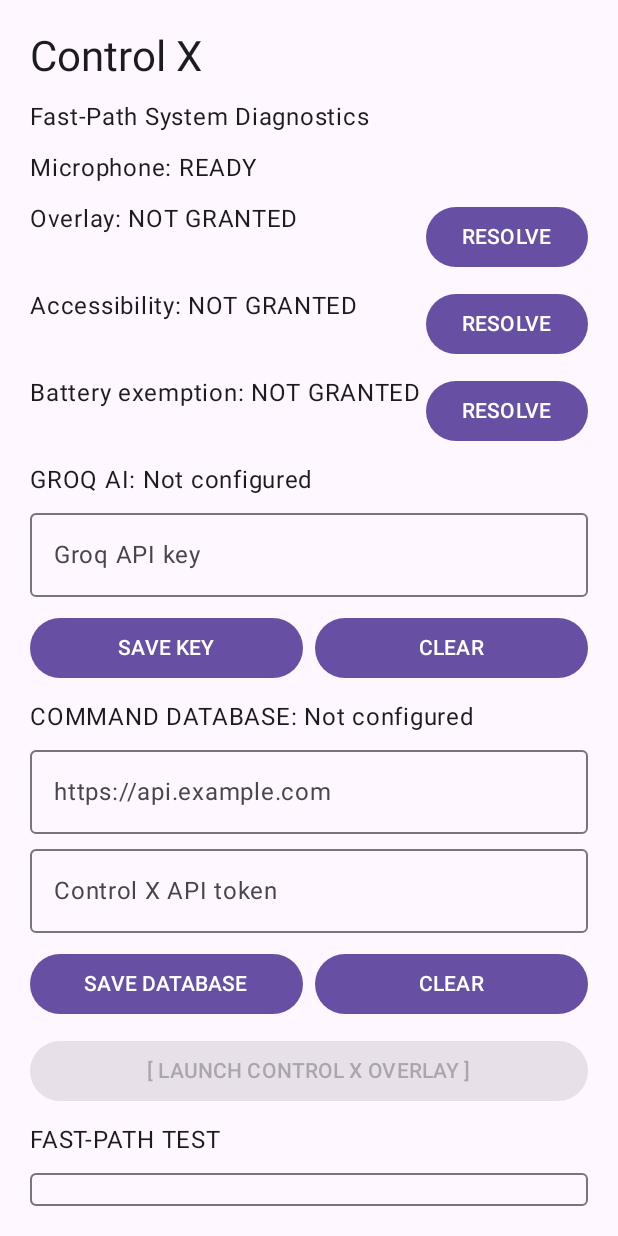
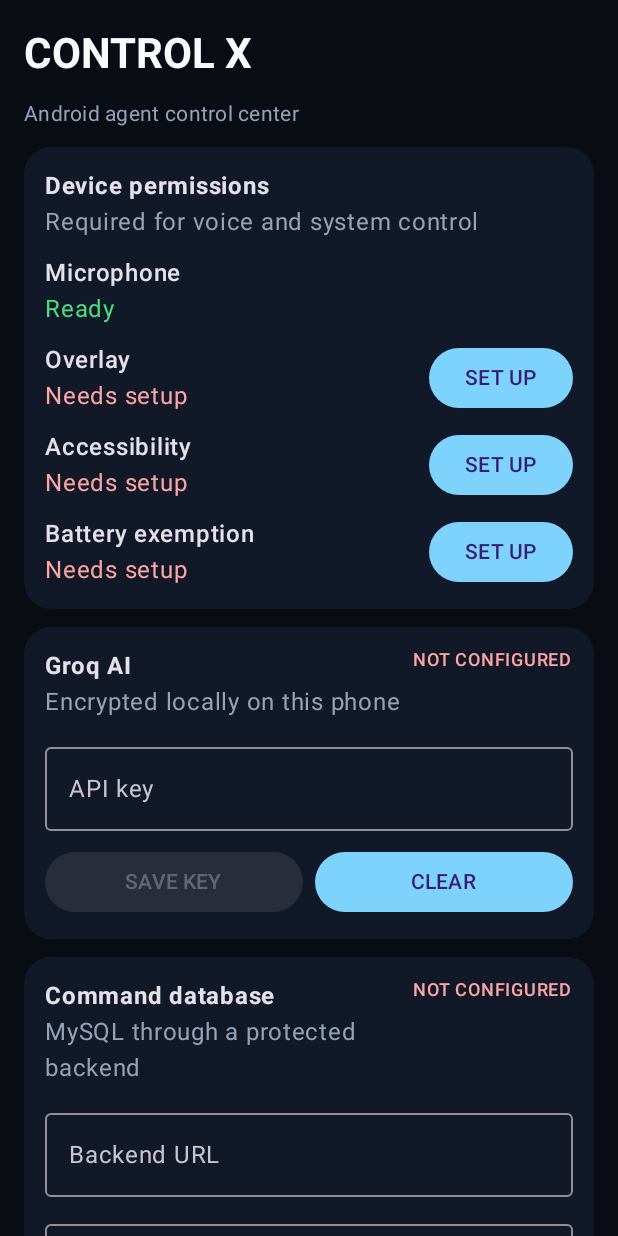
Before and after one commit to vivekoffical08-jpg/Control-X, an Android app built with Jetpack Compose: the screen it shows after launch (MainActivity), on a phone screen of 412 x 824 dp. Run offline under Robolectric (Android 15) with nearby library versions, the phone set to English and light mode, and no system bars; pictures from the network do not load; 9 statements that could not run were skipped.

Commit message:
Polish Control X dashboard UI

```diff
--- a/app/src/main/java/com/controlx/MainActivity.kt
+++ b/app/src/main/java/com/controlx/MainActivity.kt
@@ -21,6 +21,11 @@ import androidx.compose.foundation.layout.padding
 import androidx.compose.foundation.layout.heightIn
 import androidx.compose.foundation.rememberScrollState
 import androidx.compose.foundation.verticalScroll
+import androidx.compose.foundation.background
+import androidx.compose.foundation.shape.RoundedCornerShape
+import androidx.compose.material3.Card
+import androidx.compose.material3.CardDefaults
+import androidx.compose.material3.darkColorScheme
 import androidx.compose.material3.Button
 import androidx.compose.material3.MaterialTheme
 import androidx.compose.material3.OutlinedTextField
@@ -36,6 +41,8 @@ import androidx.compose.ui.Modifier
 import androidx.compose.ui.platform.LocalContext
 import androidx.compose.ui.graphics.Color
 import androidx.compose.ui.text.input.PasswordVisualTransformation
+import androidx.compose.ui.text.font.FontWeight
+import androidx.compose.ui.Alignment
 import androidx.compose.ui.unit.dp
 import com.controlx.accessibility.ControlAccessibilityService
 import com.controlx.domain.FastPathResult
@@ -76,7 +83,15 @@ class MainActivity : ComponentActivity() {
         super.onCreate(savedInstanceState)
         try {
             setContent {
-                MaterialTheme {
+                MaterialTheme(
+                    colorScheme = darkColorScheme(
+                        primary = Color(0xFF7DD3FC),
+                        secondary = Color(0xFFA78BFA),
+                        background = Color(0xFF090C12),
+                        surface = Color(0xFF111827),
+                        error = Color(0xFFF87171),
+                    ),
+                ) {
                     Surface(modifier = Modifier.fillMaxSize()) {
                         PermissionDashboard(
                             permissions = permissions,
@@ -214,58 +229,58 @@ private fun PermissionDashboard(
         }
     }.toTypedArray()
 
+    val enabledForOverlay =
+        permissions.microphoneGranted && permissions.overlayGranted
+
     Column(
         modifier = Modifier
             .fillMaxSize()
-            .padding(20.dp),
-        verticalArrangement = Arrangement.spacedBy(10.dp),
+            .background(Color(0xFF090C12))
+            .verticalScroll(rememberScrollState())
+            .padding(horizontal = 16.dp, vertical = 18.dp),
+        verticalArrangement = Arrangement.spacedBy(12.dp),
     ) {
-        Text("Control X", style = MaterialTheme.typography.headlineMedium)
-        Text("Fast-Path System Diagnostics")
+        Text(
+            text = "CONTROL X",
+            style = MaterialTheme.typography.headlineMedium,
+            fontWeight = FontWeight.Bold,
+            color = Color(0xFFF8FAFC),
+        )
+        Text(
+            text = "Android agent control center",
+            style = MaterialTheme.typography.bodyMedium,
+            color = Color(0xFF94A3B8),
+        )
+
         if (!startupCrash.isNullOrBlank()) {
-            Surface(
-                color = Color(0xFF8E1B1B),
-                modifier = Modifier
-                    .fillMaxWidth()
-                    .heightIn(max = 220.dp)
-                    .padding(0.dp),
+            Card(
+                modifier = Modifier.fillMaxWidth(),
+                colors = CardDefaults.cardColors(containerColor = Color(0xFF7F1D1D)),
+                shape = RoundedCornerShape(16.dp),
             ) {
                 Column(
                     modifier = Modifier
                         .heightIn(max = 220.dp)
                         .verticalScroll(rememberScrollState())
-                        .padding(12.dp),
+                        .padding(14.dp),
+                    verticalArrangement = Arrangement.spacedBy(8.dp),
                 ) {
-                    Text(
-                        text = "CRASH RECOVERY",
-                        color = Color.White,
-                        style = MaterialTheme.typography.titleMedium,
-                    )
-                    Text(
-                        text = startupCrash,
-                        color = Color.White,
-                        style = MaterialTheme.typography.bodySmall,
-                    )
+                    Text("CRASH RECOVERY", fontWeight = FontWeight.Bold, color = Color.White)
+                    Text(startupCrash, color = Color(0xFFFEE2E2))
                     Row(horizontalArrangement = Arrangement.spacedBy(8.dp)) {
-                        Button(
-                            onClick = {
-                                val clipboard =
+                        Button(onClick = {
                             context.getSystemService(ClipboardManager::class.java)
-                                clipboard?.setPrimaryClip(
+                                ?.setPrimaryClip(
                                     ClipData.newPlainText("Control X crash log", startupCrash),
                                 )
-                            },
-                        ) {
-                            Text("COPY CRASH LOG")
-                        }
-                        Button(onClick = onClearCrash) {
-                            Text("CLEAR")
-                        }
+                        }) { Text("COPY LOG") }
+                        Button(onClick = onClearCrash) { Text("CLEAR") }
                     }
                 }
             }
         }
 
+        ControlCard(title = "Device permissions", subtitle = "Required for voice and system control") {
             PermissionRow("Microphone", permissions.microphoneGranted) {
                 permissionLauncher.launch(arrayOf(Manifest.permission.RECORD_AUDIO))
             }
@@ -289,61 +304,62 @@ private fun PermissionDashboard(
                         .addFlags(Intent.FLAG_ACTIVITY_NEW_TASK),
                 )
             }
+        }
 
-        Text("GROQ AI: $groqStatus")
+        ControlCard(
+            title = "Groq AI",
+            subtitle = "Encrypted locally on this phone",
+            status = groqStatus,
+        ) {
             OutlinedTextField(
                 modifier = Modifier.fillMaxWidth(),
                 value = groqKey,
                 onValueChange = { groqKey = it },
                 singleLine = true,
                 visualTransformation = PasswordVisualTransformation(),
-            placeholder = { Text("Groq API key") },
+                label = { Text("API key") },
+                placeholder = { Text("Paste Groq API key") },
             )
-        Row(
-            modifier = Modifier.fillMaxWidth(),
-            horizontalArrangement = Arrangement.spacedBy(8.dp),
-        ) {
+            Row(horizontalArrangement = Arrangement.spacedBy(8.dp)) {
+                Button(
+                    modifier = Modifier.weight(1f),
+                    enabled = groqKey.isNotBlank(),
+                    onClick = {
+                        scope.launch(Dispatchers.IO) {
+                            val saved = onSaveGroqKey(groqKey)
+                            withContext(Dispatchers.Main) {
+                                groqStatus = if (saved) "Configured" else "Save failed"
+                            }
+                        }
+                    },
+                ) { Text("SAVE KEY") }
                 Button(
                     modifier = Modifier.weight(1f),
                     onClick = {
                         scope.launch(Dispatchers.IO) {
-                        val saved = onSaveGroqKey(groqKey)
+                            if (onClearGroqKey()) {
                                 withContext(Dispatchers.Main) {
-                            groqStatus = if (saved && groqKey.isNotBlank()) {
-                                "Configured"
-                            } else {
-                                "Save failed"
-                            }
-                        }
-                    }
-                },
-            ) {
-                Text("SAVE KEY")
-            }
-            Button(
-                modifier = Modifier.weight(1f),
-                onClick = {
-                    scope.launch(Dispatchers.IO) {
-                        val cleared = onClearGroqKey()
-                        withContext(Dispatchers.Main) {
-                            if (cleared) {
                                     groqKey = ""
                                     groqStatus = "Not configured"
                                 }
                             }
                         }
                     },
-            ) {
-                Text("CLEAR")
+                ) { Text("CLEAR") }
             }
         }
 
-        Text("COMMAND DATABASE: $apiStatus")
+        ControlCard(
+            title = "Command database",
+            subtitle = "MySQL through a protected backend",
+            status = apiStatus,
+        ) {
             OutlinedTextField(
                 modifier = Modifier.fillMaxWidth(),
                 value = apiBaseUrl,
                 onValueChange = { apiBaseUrl = it },
                 singleLine = true,
+                label = { Text("Backend URL") },
                 placeholder = { Text("https://api.example.com") },
             )
             OutlinedTextField(
@@ -352,12 +368,10 @@ private fun PermissionDashboard(
                 onValueChange = { apiToken = it },
                 singleLine = true,
                 visualTransformation = PasswordVisualTransformation(),
-            placeholder = { Text("Control X API token") },
+                label = { Text("API token") },
+                placeholder = { Text("Paste backend token") },
             )
-        Row(
-            modifier = Modifier.fillMaxWidth(),
-            horizontalArrangement = Arrangement.spacedBy(8.dp),
-        ) {
+            Row(horizontalArrangement = Arrangement.spacedBy(8.dp)) {
                 Button(
                     modifier = Modifier.weight(1f),
                     onClick = {
@@ -368,16 +382,13 @@ private fun PermissionDashboard(
                             }
                         }
                     },
-            ) {
-                Text("SAVE DATABASE")
-            }
+                ) { Text("SAVE DATABASE") }
                 Button(
                     modifier = Modifier.weight(1f),
                     onClick = {
                         scope.launch(Dispatchers.IO) {
-                        val cleared = onClearApiConfiguration()
+                            if (onClearApiConfiguration()) {
                                 withContext(Dispatchers.Main) {
-                            if (cleared) {
                                     apiBaseUrl = ""
                                     apiToken = ""
                                     apiStatus = "Not configured"
@@ -385,64 +396,55 @@ private fun PermissionDashboard(
                             }
                         }
                     },
-            ) {
-                Text("CLEAR")
+                ) { Text("CLEAR") }
             }
         }
 
         Button(
-            modifier = Modifier.fillMaxWidth(),
-            enabled = permissions.microphoneGranted && permissions.overlayGranted,
+            modifier = Modifier
+                .fillMaxWidth()
+                .padding(vertical = 4.dp),
+            enabled = enabledForOverlay,
             onClick = onLaunchOverlay,
         ) {
-            Text("[ LAUNCH CONTROL X OVERLAY ]")
+            Text("LAUNCH CONTROL X")
         }
 
-        Text("FAST-PATH TEST")
+        ControlCard(title = "Fast-Path test", subtitle = "Try a command without voice") {
             OutlinedTextField(
                 modifier = Modifier.fillMaxWidth(),
                 value = diagnosticCommand,
                 onValueChange = { diagnosticCommand = it },
                 singleLine = true,
+                label = { Text("Command") },
                 placeholder = { Text("turn on flashlight") },
             )
-        Row(
-            modifier = Modifier.fillMaxWidth(),
-            horizontalArrangement = Arrangement.spacedBy(8.dp),
-        ) {
+            Row(horizontalArrangement = Arrangement.spacedBy(8.dp)) {
                 Button(
                     modifier = Modifier.weight(1f),
                     onClick = {
                         val command = diagnosticCommand
                         scope.launch(Dispatchers.Default) {
-                        val result = com.controlx.router.FastPathRouter(context)
-                            .route(command)
+                            val result = com.controlx.router.FastPathRouter(context).route(command)
                             val message = when (result) {
                                 is FastPathResult.Executed ->
-                                "✓ ${result.message} (${result.latencyMs} ms)"
+                                    "Executed: ${result.message} (${result.latencyMs} ms)"
                                 FastPathResult.Unhandled ->
                                     "No Fast-Path match."
                                 is FastPathResult.Error ->
-                                "✕ ${result.reason}"
+                                    "Error: ${result.reason}"
                             }
-                        scope.launch(Dispatchers.Main) {
-                            diagnosticResult = message
-                        }
+                            withContext(Dispatchers.Main) { diagnosticResult = message }
                         }
                     },
-            ) {
-                Text("TEST")
-            }
+                ) { Text("TEST") }
                 Button(
                     modifier = Modifier.weight(1f),
-                onClick = {
-                    diagnosticCommand = "turn on flashlight"
-                },
-            ) {
-                Text("FLASHLIGHT")
+                    onClick = { diagnosticCommand = "turn on flashlight" },
+                ) { Text("FLASHLIGHT") }
             }
+            Text(diagnosticResult, color = Color(0xFFCBD5E1))
         }
-        Text(diagnosticResult)
     }
 }
 
@@ -455,15 +457,54 @@ private fun PermissionRow(
     Row(
         modifier = Modifier.fillMaxWidth(),
         horizontalArrangement = Arrangement.SpaceBetween,
+        verticalAlignment = Alignment.CenterVertically,
     ) {
+        Column(modifier = Modifier.weight(1f)) {
+            Text(label, fontWeight = FontWeight.SemiBold)
             Text(
-            text = "$label: ${if (granted) "READY" else "NOT GRANTED"}",
-            modifier = Modifier.weight(1f),
+                if (granted) "Ready" else "Needs setup",
+                color = if (granted) Color(0xFF4ADE80) else Color(0xFFFCA5A5),
             )
-        if (!granted) {
-            Button(onClick = onResolve) {
-                Text("RESOLVE")
+        }
+        if (!granted) Button(onClick = onResolve) { Text("SET UP") }
+    }
+}
+
+@Composable
+private fun ControlCard(
+    title: String,
+    subtitle: String,
+    status: String? = null,
+    content: @Composable () -> Unit,
+) {
+    Card(
+        modifier = Modifier.fillMaxWidth(),
+        colors = CardDefaults.cardColors(containerColor = Color(0xFF111827)),
+        shape = RoundedCornerShape(18.dp),
+    ) {
+        Column(
+            modifier = Modifier.padding(14.dp),
+            verticalArrangement = Arrangement.spacedBy(10.dp),
+        ) {
+            Row(
+                modifier = Modifier.fillMaxWidth(),
+                horizontalArrangement = Arrangement.SpaceBetween,
+                verticalAlignment = Alignment.Top,
+            ) {
+                Column(modifier = Modifier.weight(1f)) {
+                    Text(title, fontWeight = FontWeight.Bold)
+                    Text(subtitle, color = Color(0xFF94A3B8))
+                }
+                if (status != null) {
+                    Text(
+                        text = status.uppercase(),
+                        color = if (status == "Configured") Color(0xFF4ADE80)
+                        else Color(0xFFFCA5A5),
+                        style = MaterialTheme.typography.labelMedium,
+                    )
+                }
+            }
+            content()
         }
     }
 }
-}
```
Also changed, not shown: 1 other file. Lines whose indentation alone changed are shown as unchanged.
